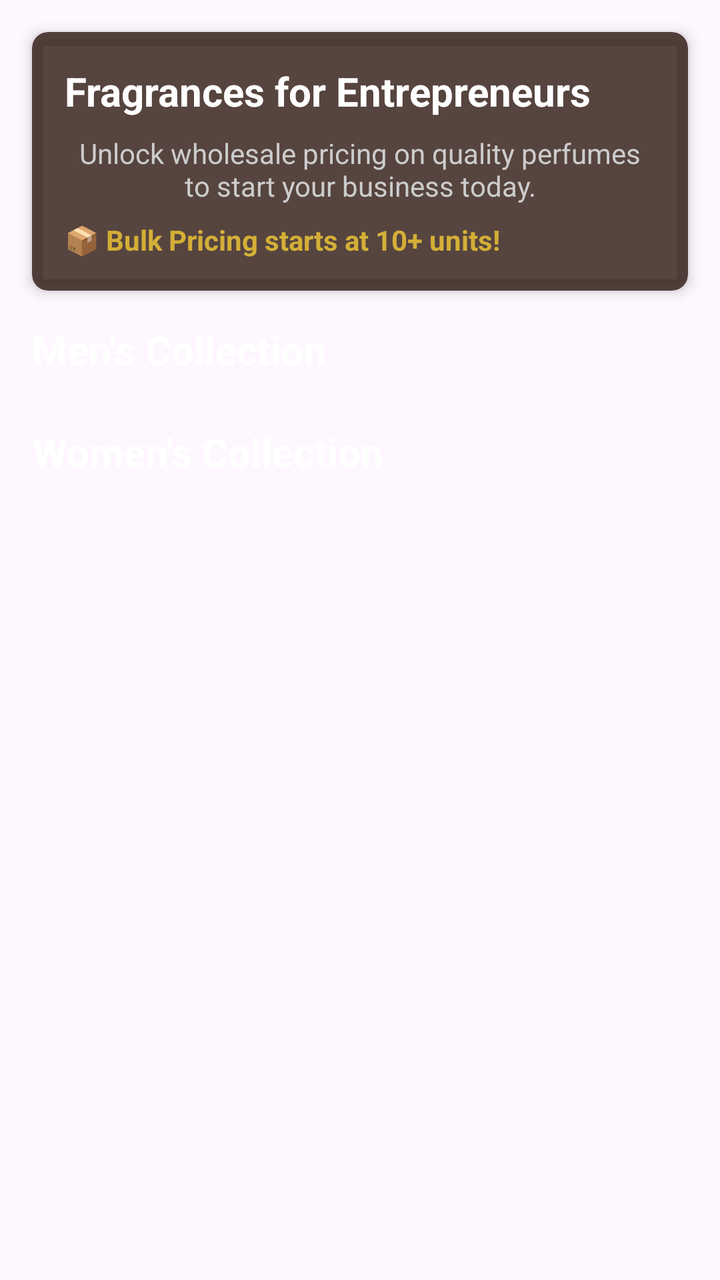
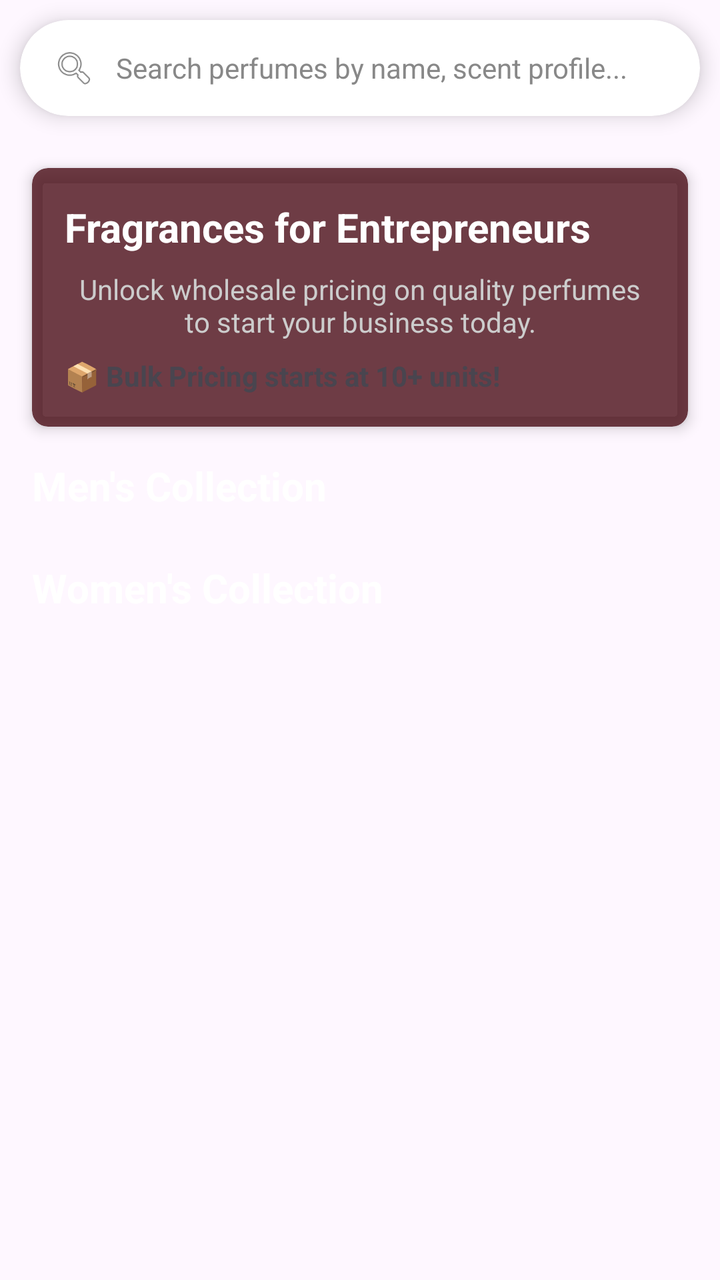

The first picture is an Android layout as it rendered before a commit; the second is the same layout after the commit. The layout source and the unified diff follow.
<!-- AndroidManifest.xml: application theme Theme.MSTPerfumes -->
<!-- res/layout/fragment_products.xml -->
<?xml version="1.0" encoding="utf-8"?>
<LinearLayout xmlns:android="http://schemas.android.com/apk/res/android"
    xmlns:app="http://schemas.android.com/apk/res-auto"
    android:layout_width="match_parent"
    android:layout_height="match_parent"
    android:orientation="vertical"
    android:background="@android:color/transparent">

    <ScrollView
        android:layout_width="match_parent"
        android:layout_height="match_parent">

        <LinearLayout
            android:layout_width="match_parent"
            android:layout_height="wrap_content"
            android:orientation="vertical"
            android:padding="8dp">

            
            <androidx.cardview.widget.CardView
                android:layout_width="match_parent"
                android:layout_height="wrap_content"
                android:layout_margin="8dp"
                app:cardCornerRadius="8dp"
                app:cardElevation="4dp"
                app:cardBackgroundColor="#CC2C1810">

                <LinearLayout
                    android:layout_width="match_parent"
                    android:layout_height="wrap_content"
                    android:orientation="vertical"
                    android:padding="16dp">

                    <TextView
                        android:layout_width="wrap_content"
                        android:layout_height="wrap_content"
                        android:text="Fragrances for Entrepreneurs"
                        android:textColor="@android:color/white"
                        android:textSize="20sp"
                        android:textStyle="bold"
                        android:gravity="center" />

                    <TextView
                        android:layout_width="wrap_content"
                        android:layout_height="wrap_content"
                        android:layout_marginTop="8dp"
                        android:text="Unlock wholesale pricing on quality perfumes to start your business today."
                        android:textColor="#CCCCCC"
                        android:textSize="14sp"
                        android:gravity="center" />

                    <TextView
                        android:layout_width="wrap_content"
                        android:layout_height="wrap_content"
                        android:layout_marginTop="8dp"
                        android:text="📦 Bulk Pricing starts at 10+ units!"
                        android:textColor="#D4AF37"
                        android:textSize="14sp"
                        android:textStyle="bold"
                        android:gravity="center" />

                </LinearLayout>
            </androidx.cardview.widget.CardView>

            
            <TextView
                android:layout_width="match_parent"
                android:layout_height="wrap_content"
                android:layout_marginTop="8dp"
                android:layout_marginBottom="8dp"
                android:paddingLeft="8dp"
                android:text="Men's Collection"
                android:textColor="@android:color/white"
                android:textSize="20sp"
                android:textStyle="bold" />

            <androidx.recyclerview.widget.RecyclerView
                android:id="@+id/rvMenProducts"
                android:layout_width="match_parent"
                android:layout_height="wrap_content"
                app:layoutManager="androidx.recyclerview.widget.GridLayoutManager"
                app:spanCount="2" />

            
            <TextView
                android:layout_width="match_parent"
                android:layout_height="wrap_content"
                android:layout_marginTop="16dp"
                android:layout_marginBottom="8dp"
                android:paddingLeft="8dp"
                android:text="Women's Collection"
                android:textColor="@android:color/white"
                android:textSize="20sp"
                android:textStyle="bold" />

            <androidx.recyclerview.widget.RecyclerView
                android:id="@+id/rvWomenProducts"
                android:layout_width="match_parent"
                android:layout_height="wrap_content"
                app:layoutManager="androidx.recyclerview.widget.GridLayoutManager"
                app:spanCount="2" />

        </LinearLayout>
    </ScrollView>
</LinearLayout>
<!-- resources referenced by this layout -->
<resources>
  <style name="Theme.MSTPerfumes" parent="Base.Theme.MSTPerfumes" />
  <style name="Base.Theme.MSTPerfumes" parent="Theme.Material3.DayNight.NoActionBar">
          
          
      </style>
</resources>

<!-- the commit's change to res/layout/fragment_products.xml (unified diff, before → after) -->
@@ -5,6 +5,57 @@
     android:layout_height="match_parent"
     android:orientation="vertical"
     android:background="@android:color/transparent">
+
+    
+    <androidx.cardview.widget.CardView
+        android:layout_width="match_parent"
+        android:layout_height="wrap_content"
+        android:layout_margin="10dp"
+        app:cardCornerRadius="24dp"
+        app:cardElevation="6dp"
+        app:cardBackgroundColor="#FFFFFF">
+
+        <LinearLayout
+            android:layout_width="match_parent"
+            android:layout_height="48dp"
+            android:gravity="center_vertical"
+            android:orientation="horizontal"
+            android:paddingHorizontal="16dp">
+
+            <ImageView
+                android:layout_width="22dp"
+                android:layout_height="22dp"
+                android:contentDescription="Search Icon"
+                android:src="@android:drawable/ic_menu_search"
+                app:tint="@color/deep_burgundy" />
+
+            <EditText
+                android:id="@+id/etSearchPerfumes"
+                android:layout_width="0dp"
+                android:layout_height="match_parent"
+                android:layout_weight="1"
+                android:layout_marginStart="10dp"
+                android:background="@null"
+                android:hint="Search perfumes by name, scent profile..."
+                android:imeOptions="actionSearch"
+                android:inputType="text"
+                android:maxLines="1"
+                android:textColor="@color/deep_burgundy"
+                android:textColorHint="#888888"
+                android:textSize="14sp" />
+
+            <ImageButton
+                android:id="@+id/btnClearSearch"
+                android:layout_width="28dp"
+                android:layout_height="28dp"
+                android:background="?attr/selectableItemBackgroundBorderless"
+                android:contentDescription="Clear Search"
+                android:src="@android:drawable/ic_menu_close_clear_cancel"
+                android:visibility="gone"
+                app:tint="#888888" />
+
+        </LinearLayout>
+    </androidx.cardview.widget.CardView>
 
     <ScrollView
         android:layout_width="match_parent"
@@ -18,12 +69,13 @@
 
             
             <androidx.cardview.widget.CardView
+                android:id="@+id/cardHeroBanner"
                 android:layout_width="match_parent"
                 android:layout_height="wrap_content"
                 android:layout_margin="8dp"
                 app:cardCornerRadius="8dp"
                 app:cardElevation="4dp"
-                app:cardBackgroundColor="#CC2C1810">
+                app:cardBackgroundColor="#CC4A0E17">
 
                 <LinearLayout
                     android:layout_width="match_parent"
@@ -54,7 +106,7 @@
                         android:layout_height="wrap_content"
                         android:layout_marginTop="8dp"
                         android:text="📦 Bulk Pricing starts at 10+ units!"
-                        android:textColor="#D4AF37"
+                        android:textColor="@color/golden_sand"
                         android:textSize="14sp"
                         android:textStyle="bold"
                         android:gravity="center" />
@@ -64,6 +116,20 @@
 
             
             <TextView
+                android:id="@+id/tvNoResults"
+                android:layout_width="match_parent"
+                android:layout_height="wrap_content"
+                android:layout_margin="24dp"
+                android:gravity="center"
+                android:text="No perfumes match your search"
+                android:textColor="@android:color/white"
+                android:textSize="16sp"
+                android:textStyle="italic"
+                android:visibility="gone" />
+
+            
+            <TextView
+                android:id="@+id/tvMensHeader"
                 android:layout_width="match_parent"
                 android:layout_height="wrap_content"
                 android:layout_marginTop="8dp"
@@ -83,6 +149,7 @@
 
             
             <TextView
+                android:id="@+id/tvWomensHeader"
                 android:layout_width="match_parent"
                 android:layout_height="wrap_content"
                 android:layout_marginTop="16dp"
